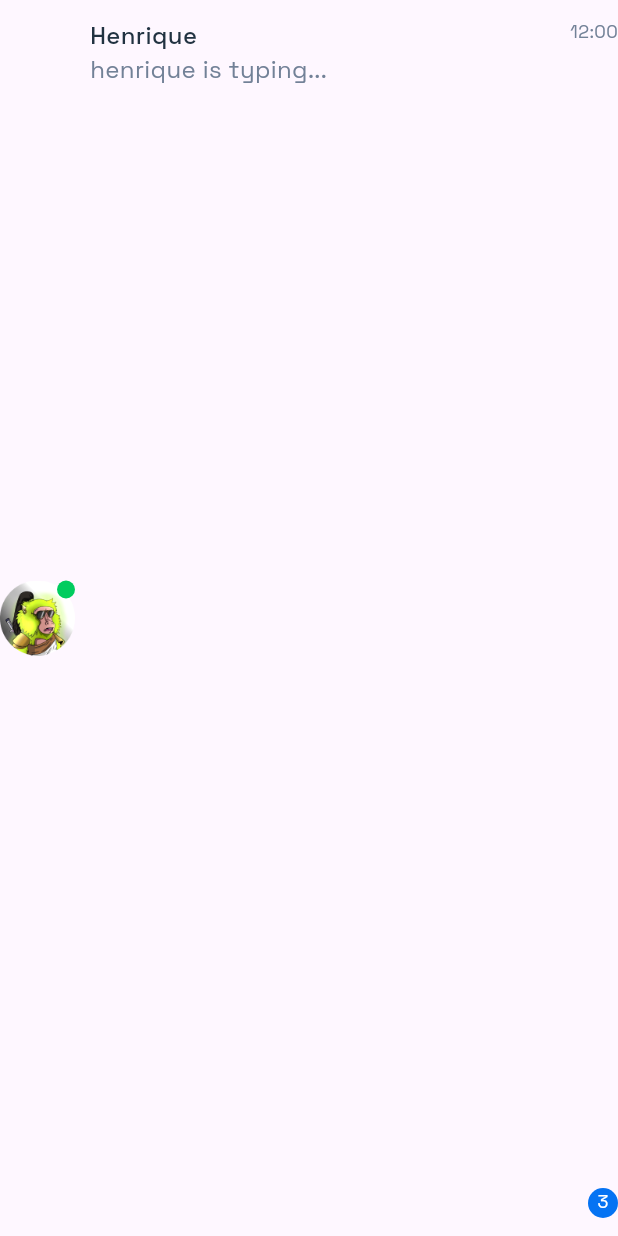
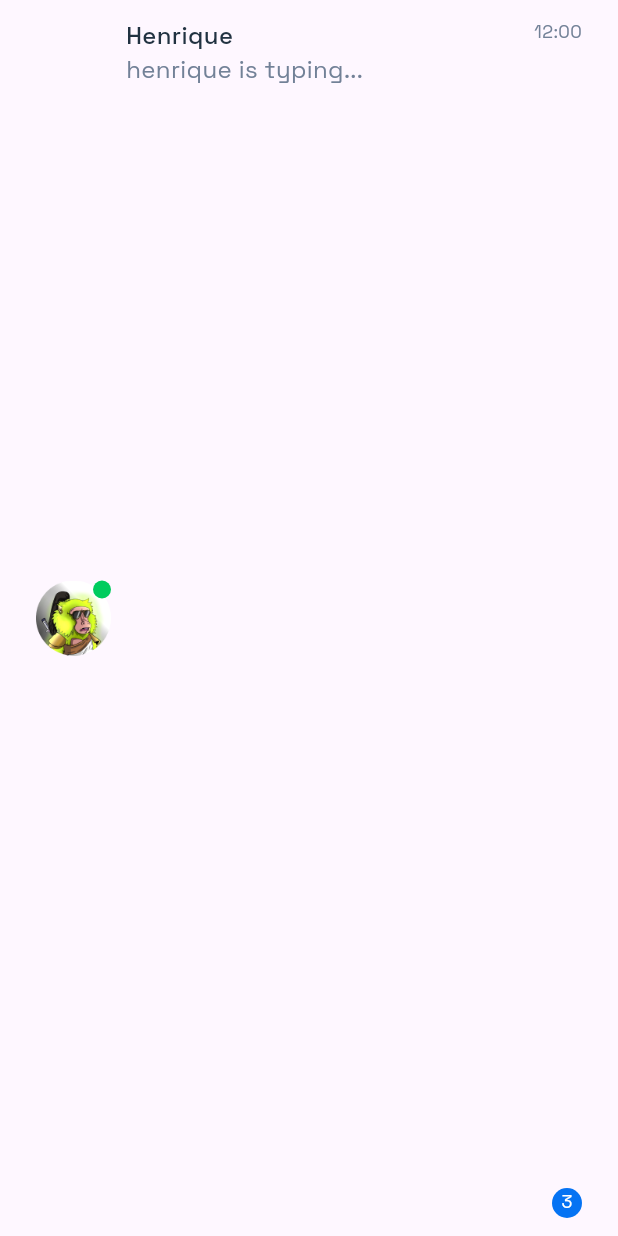
Before and after one commit to hmartiins/GotterChat-App, a Flutter app: the HomeChatMessage widget shown alone on an empty page, opened directly, on a phone screen of 412 x 824 dp. Run offline on Flutter 3.47's test engine with Material 3 defaults, Android fonts, the phone set to English and light mode, and no system bars; our stand-ins replace flutter_dotenv, flutter_mobx, flutter_modular, flutter_screenutil, flutter_svg, google_fonts; project files that could hold a hidden picture were left out.

Commit message:
refactor: home paddings

```diff
--- a/lib/app/modules/home/presentation/widgets/home_chat_message.dart
+++ b/lib/app/modules/home/presentation/widgets/home_chat_message.dart
@@ -22,7 +22,10 @@ class HomeChatMessage extends StatelessWidget {
       child: InkWell(
         onTap: () {},
         child: Padding(
-          padding: EdgeInsets.symmetric(vertical: Tp.size.ref12),
+          padding: EdgeInsets.symmetric(
+            vertical: Tp.size.ref12,
+            horizontal: Tp.size.ref24,
+          ),
           child: Row(
             children: [
               Stack(
--- a/lib/app/modules/home/presentation/widgets/home_tab_bar.dart
+++ b/lib/app/modules/home/presentation/widgets/home_tab_bar.dart
@@ -31,6 +31,8 @@ class _HomeTabBarState extends State<HomeTabBar> {
               color: Tp.colors.grey10,
               borderRadius: BorderRadius.circular(100),
             ),
+            child: Padding(
+              padding: EdgeInsets.symmetric(horizontal: Tp.space.ref28),
               child: TabBar(
                 onTap: (index) => setState(() {
                   _selectedTabbar = index;
@@ -52,6 +54,7 @@ class _HomeTabBarState extends State<HomeTabBar> {
                 indicatorSize: TabBarIndicatorSize.tab,
               ),
             ),
+          ),
           Builder(
             builder: (_) {
               if (_selectedTabbar == 0) {
```
Also changed, not shown: lib/app/modules/home/presentation/pages/home_page.dart (+5 -2 lines). Lines whose indentation alone changed are shown as unchanged.
